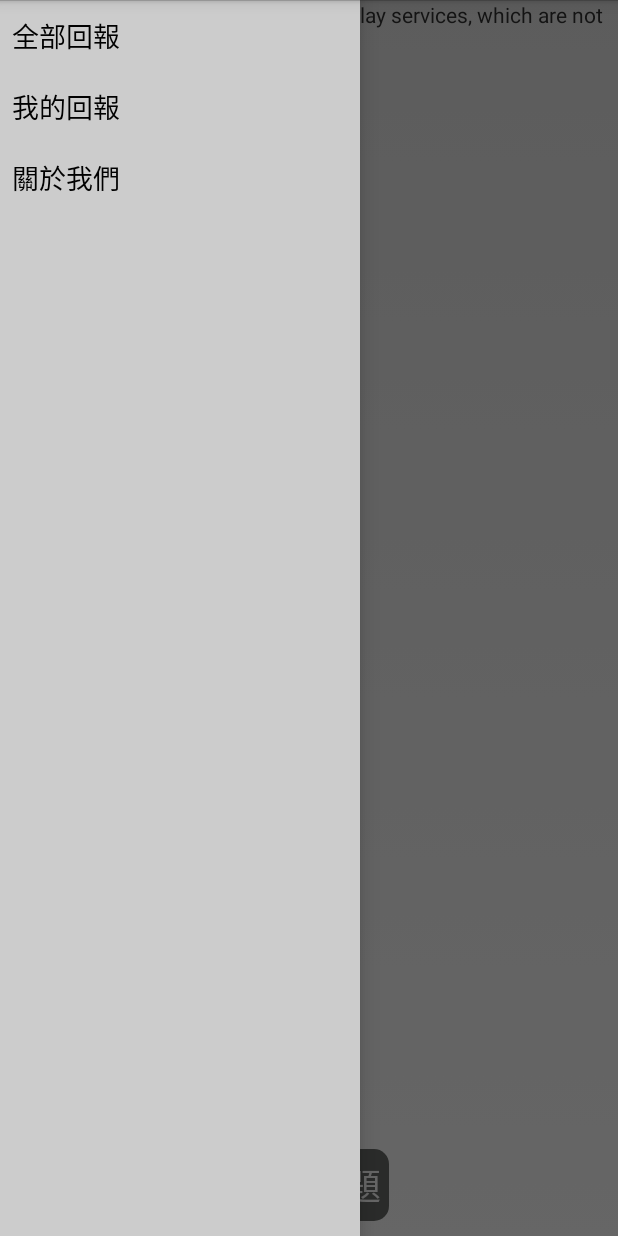
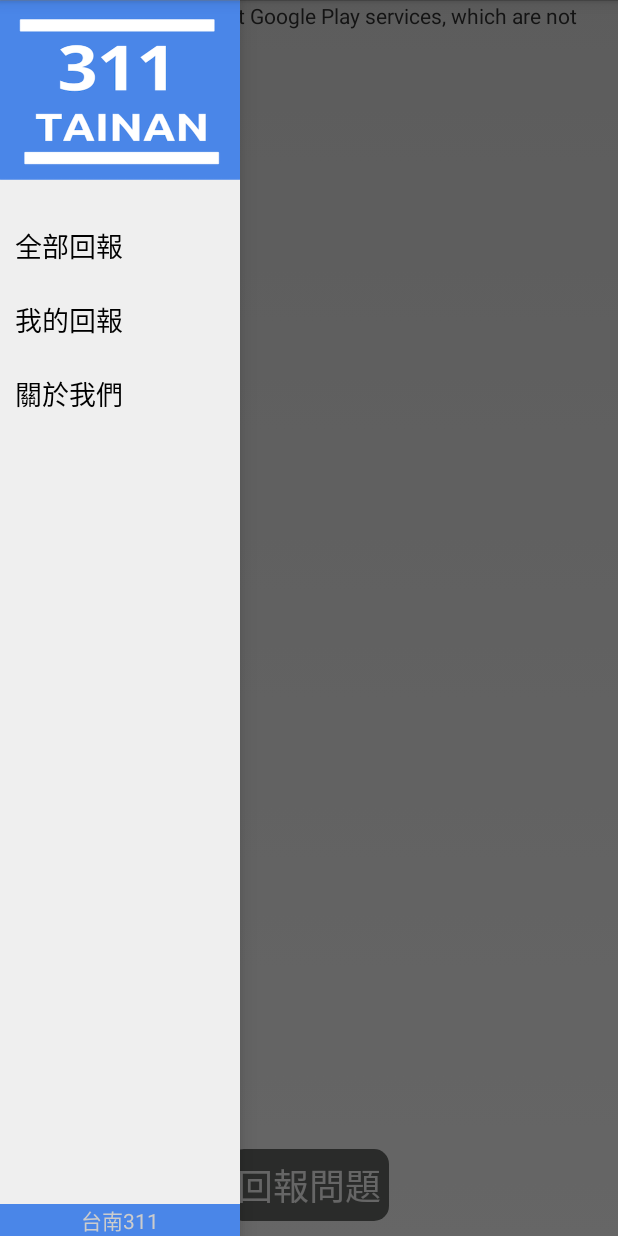
Before and after one commit to newmanchen/tainan-1999, an Android app: the screen it shows after launch (MainMapActivity), with the side drawer open, on a phone screen of 412 x 824 dp. Run offline under Robolectric (Android 15) with nearby library versions, the phone set to English and light mode, and no system bars; 8 statements that could not run were skipped.

Commit message:
drawer refine

```diff
--- a/tainan311/src/main/AndroidManifest.xml
+++ b/tainan311/src/main/AndroidManifest.xml
@@ -62,7 +62,7 @@
         <activity
             android:name="tn.opendata.tainan311.MainMapActivity"
             android:theme="@android:style/Theme.Holo.Light.NoActionBar"
-            android:label="@string/title_activity_main_map" >
+            android:label="@string/app_name" >
             <intent-filter>
                 <action android:name="android.intent.action.MAIN" />
 
--- a/tainan311/src/main/java/tn/opendata/tainan311/MainMapActivity.java
+++ b/tainan311/src/main/java/tn/opendata/tainan311/MainMapActivity.java
@@ -38,21 +38,25 @@ public class MainMapActivity extends FragmentActivity implements ListView.OnItem
     private GoogleMap map;
     private DrawerLayout mDrawerLayout;
     private ListView mDrawerList;
-    private ActionBarDrawerToggle mDrawerToggle;
+    private View mDrawerView;
     private ImageView drawerButton;
+    private String[] drawer_text;
+
     @Override
     protected void onCreate(Bundle savedInstanceState) {
         super.onCreate(savedInstanceState);
         setContentView(R.layout.activity_main_map);
 
+        drawer_text = getResources().getStringArray(R.array.drawer_text);
+
         drawerButton = findView(this,R.id.drawer_icon);
         mDrawerLayout = findView(this, R.id.drawer_layout);
-        mDrawerList = findView(this, R.id.navigation_drawer);
+        mDrawerView =  findView(this, R.id.navigation_drawer);
+        mDrawerList = findView(this, R.id.navigation_list);
 
 
         mDrawerList.setAdapter(new ArrayAdapter<String>(this,
-                android.R.layout.simple_list_item_1, new String[]{
-                "全部回報","我的回報","關於我們"}));
+                R.layout.drawer_item, drawer_text));
         mDrawerList.setOnItemClickListener(this);
         mDrawerLayout.setDrawerListener(this);
 
@@ -148,7 +152,7 @@ public class MainMapActivity extends FragmentActivity implements ListView.OnItem
 
     @Override
     public void onItemClick(AdapterView<?> parent, View view, int position, long id) {
-        switch(position){
+        switch(position){   //R.arrays.drawer_text
             case 0:
                 startActivity(new Intent(this,RequestListActivity.class));
                 break;
@@ -160,7 +164,7 @@ public class MainMapActivity extends FragmentActivity implements ListView.OnItem
                 break;
         }
 
-        mDrawerLayout.closeDrawer(mDrawerList);
+//        mDrawerLayout.closeDrawer(mDrawerView);
 
     }
 
--- /dev/null
+++ b/tainan311/src/main/res/drawable/bg_drawer.xml
@@ -0,0 +1,24 @@
+<?xml version="1.0" encoding="utf-8"?>
+
+<layer-list xmlns:android="http://schemas.android.com/apk/res/android">
+
+    <item
+            android:left="-1dp">
+        <shape
+                android:shape="rectangle" android:padding="7dp">
+
+            <!-- you can use any color you want I used here gray color-->
+
+
+            <stroke android:width="1dp"
+                    android:color="#aa888888"/>
+
+
+            <solid android:color="#aaf0f0f0"/>
+            <corners
+                    android:bottomRightRadius="7dp"
+                    android:topRightRadius="7dp"
+                    />
+        </shape>
+    </item>
+</layer-list>
--- a/tainan311/src/main/res/layout/activity_main_map.xml
+++ b/tainan311/src/main/res/layout/activity_main_map.xml
@@ -18,9 +18,9 @@
                 android:src="@drawable/ic_drawer"
                 android:onClick="onDrawerClick"
                 android:layout_alignParentLeft="true"
-                android:layout_alignParentBottom="true"
-                android:layout_marginBottom="20dp"
-                android:background="#ff080d2e"
+                android:layout_alignParentTop="true"
+                android:layout_marginTop="20dp"
+                android:background="@drawable/bg_drawer"
                 />
 
         <Button android:id="@+id/btn_report"
@@ -42,15 +42,46 @@
 
     </RelativeLayout>
     <!-- The navigation drawer -->
-    <ListView android:id="@+id/navigation_drawer"
-              android:layout_width="240dp"
+    <RelativeLayout android:layout_width="160dp"
+                    android:layout_height="match_parent"
+                    android:layout_gravity="start"
+                    android:background="#efefef"
+                    android:id="@+id/navigation_drawer"
+            >
+        <ImageView  android:id="@+id/logo"
+                   android:layout_width="match_parent"
+                   android:layout_height="120dp"
+                   android:scaleType="fitXY"
+                   android:src="@drawable/logo_tainan311"
+                   android:layout_alignParentTop="true"
+                   android:layout_alignParentLeft="true"
+                   android:clickable="true"
+                />
+
+
+        <TextView android:layout_width="match_parent"
+                  android:layout_height="wrap_content"
+                  android:layout_alignParentBottom="true"
+                  android:background="#4a86e8"
+                  android:gravity="center"
+                  android:textColor="#cccccc"
+                  android:text="@string/app_name"
+                />
+
+         <ListView
+              android:id="@+id/navigation_list"
+              android:layout_width="match_parent"
               android:layout_height="match_parent"
-              android:layout_gravity="start"
+              android:layout_below="@id/logo"
+              android:layout_marginTop="20dp"
               android:choiceMode="singleChoice"
               android:divider="@android:color/transparent"
-              android:dividerHeight="0dp"
-              android:background="#cccccc"/>
+              android:dividerHeight="1dp"/>
 
 
-    a
+
+
+    </RelativeLayout>
+
+
 </android.support.v4.widget.DrawerLayout>
--- /dev/null
+++ b/tainan311/src/main/res/layout/drawer_item.xml
@@ -0,0 +1,15 @@
+<?xml version="1.0" encoding="utf-8"?>
+
+
+
+<TextView xmlns:android="http://schemas.android.com/apk/res/android"
+          android:id="@android:id/text1"
+          android:layout_width="match_parent"
+          android:layout_height="wrap_content"
+          android:textAppearance="?android:attr/textAppearanceListItemSmall"
+          android:gravity="center_vertical"
+          android:paddingStart="?android:attr/listPreferredItemPaddingStart"
+          android:paddingEnd="?android:attr/listPreferredItemPaddingEnd"
+          android:minHeight="?android:attr/listPreferredItemHeightSmall"
+          android:paddingLeft="10dp"
+        />
--- /dev/null
+++ b/tainan311/src/main/res/values/arrays.xml
@@ -0,0 +1,8 @@
+<?xml version="1.0" encoding="utf-8"?>
+<resources>
+    <string-array name="drawer_text">
+        <item>全部回報</item>
+        <item>我的回報</item>
+        <item>關於我們</item>
+    </string-array>
+</resources>
--- a/tainan311/src/main/res/values/strings.xml
+++ b/tainan311/src/main/res/values/strings.xml
@@ -1,7 +1,7 @@
 <?xml version="1.0" encoding="utf-8"?>
 <resources>
 
-    <string name="app_name">Tainan 311</string>
+    <string name="app_name">台南311</string>
     <string name="hello_world">Hello world!</string>
     <string name="action_settings">Settings</string>
     <string name="tainan_311">Tainan 311</string>
```
